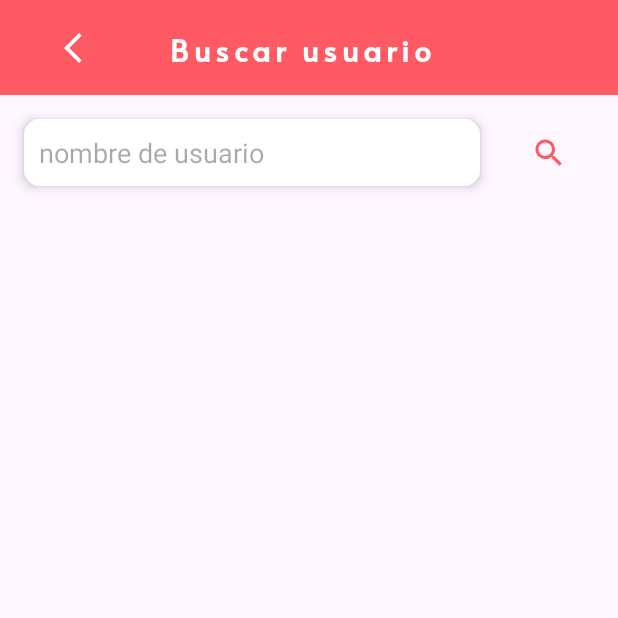
After one commit to M4n-Co/EasyChat, an Android app: the SearchUserActivity screen opened directly, with no data from a screen before it, on a phone screen of 412 x 824 dp, the top half of it. The commit adds this screen. Run offline under Robolectric (Android 15) with nearby library versions, the phone set to English and light mode, and no system bars; our stand-ins replace Firebase (no records; nobody signed in at launch, a user with empty details on screens opened directly).

Commit message:
Proceso de busquda de usuarios

```diff
--- a/app/build.gradle.kts
+++ b/app/build.gradle.kts
@@ -62,6 +62,9 @@ dependencies {
     implementation("com.google.firebase:firebase-auth-ktx")
     implementation("com.google.firebase:firebase-firestore-ktx")
 
+    //firebase ui
+    implementation("com.firebaseui:firebase-ui-firestore:8.0.2")
+
     //SplashScreen
     implementation("androidx.core:core-splashscreen:1.1.0-alpha02")
 
--- /dev/null
+++ b/app/src/main/java/com/example/easychat/searchUser/SearchUserActivity.kt
@@ -0,0 +1,71 @@
+package com.example.easychat.searchUser
+
+import androidx.appcompat.app.AppCompatActivity
+import android.os.Bundle
+import androidx.core.widget.doAfterTextChanged
+import androidx.recyclerview.widget.LinearLayoutManager
+import com.example.easychat.databinding.ActivitySearchUserBinding
+import com.example.easychat.model.UserModel
+import com.example.easychat.searchUser.adapterAndHolder.SearchUserAdapter
+import com.example.easychat.utils.FirebaseUtil
+import com.firebase.ui.firestore.FirestoreRecyclerOptions
+import com.google.firebase.firestore.Query
+
+class SearchUserActivity : AppCompatActivity() {
+
+    private lateinit var binding : ActivitySearchUserBinding
+
+    private lateinit var adapter: SearchUserAdapter
+
+    override fun onCreate(savedInstanceState: Bundle?) {
+        super.onCreate(savedInstanceState)
+        binding = ActivitySearchUserBinding.inflate(layoutInflater)
+        setContentView(binding.root)
+
+        initUI()
+    }
+
+    private fun initUI() {
+        binding.etSearchUser.requestFocus()
+        initListeners()
+        initTextChanges()
+    }
+
+    private fun initTextChanges() {
+        binding.etSearchUser.doAfterTextChanged {
+            binding.etSearchUser.error = null
+        }
+    }
+
+    private fun initListeners() {
+        binding.ibtnBack.setOnClickListener {
+            onBackPressedDispatcher.onBackPressed()
+        }
+
+        binding.iBtnSearch.setOnClickListener {
+            val username = binding.etSearchUser.text.toString().trim()
+
+            if (username.isNotEmpty() && username.length >= 5){
+                setupSearchRecyclerView(username)
+            }else{
+                binding.etSearchUser.error = "Nombre invalido"
+            }
+        }
+    }
+
+    private fun setupSearchRecyclerView(username: String) {
+
+        val query : Query = FirebaseUtil().allUserCollectionReference()
+            .whereGreaterThanOrEqualTo("username", username)
+
+        val options = FirestoreRecyclerOptions.Builder<UserModel>()
+            .setQuery(query, UserModel::class.java).build()
+
+        adapter = SearchUserAdapter(options)
+
+        binding.rvSearchUsers.layoutManager = LinearLayoutManager(this)
+        binding.rvSearchUsers.adapter = adapter
+        adapter.startListening()
+    }
+
+}
--- /dev/null
+++ b/app/src/main/res/drawable/ic_back.xml
@@ -0,0 +1,5 @@
+<vector android:height="24dp" android:tint="#FFFFFF"
+    android:viewportHeight="24" android:viewportWidth="24"
+    android:width="24dp" xmlns:android="http://schemas.android.com/apk/res/android">
+    <path android:fillColor="@android:color/white" android:pathData="M17.77,3.77l-1.77,-1.77l-10,10l10,10l1.77,-1.77l-8.23,-8.23z"/>
+</vector>
--- a/app/src/main/res/layout/activity_home.xml
+++ b/app/src/main/res/layout/activity_home.xml
@@ -28,6 +28,7 @@
             app:layout_constraintStart_toStartOf="parent"/>
 
         <ImageButton
+            android:id="@+id/iBtnSearch"
             android:layout_width="65dp"
             android:layout_height="0dp"
             android:layout_marginEnd="16dp"
--- /dev/null
+++ b/app/src/main/res/layout/activity_search_user.xml
@@ -0,0 +1,82 @@
+<?xml version="1.0" encoding="utf-8"?>
+<androidx.constraintlayout.widget.ConstraintLayout xmlns:android="http://schemas.android.com/apk/res/android"
+    xmlns:app="http://schemas.android.com/apk/res-auto"
+    xmlns:tools="http://schemas.android.com/tools"
+    android:layout_width="match_parent"
+    android:layout_height="match_parent"
+    tools:context=".searchUser.SearchUserActivity">
+
+    <androidx.constraintlayout.widget.ConstraintLayout
+        android:id="@+id/tbTitle"
+        android:layout_width="match_parent"
+        android:layout_height="wrap_content"
+        android:background="@color/primary"
+        app:layout_constraintTop_toTopOf="parent"
+        app:layout_constraintStart_toStartOf="parent"
+        app:layout_constraintEnd_toEndOf="parent">
+
+        <TextView
+            android:id="@+id/tvTitle"
+            android:layout_width="wrap_content"
+            android:layout_height="wrap_content"
+            android:layout_marginStart="16dp"
+            android:padding="16dp"
+            android:text="Buscar usuario"
+            android:textAppearance="@style/h6"
+            android:textColor="@color/white"
+            app:layout_constraintStart_toEndOf="@+id/ibtnBack"
+            app:layout_constraintTop_toTopOf="parent" />
+
+        <ImageButton
+            android:id="@+id/ibtnBack"
+            android:layout_width="65dp"
+            android:layout_height="0dp"
+            android:layout_marginStart="16dp"
+            android:background="?attr/selectableItemBackgroundBorderless"
+            android:contentDescription="@null"
+            android:src="@drawable/ic_back"
+            app:layout_constraintBottom_toBottomOf="@id/tvTitle"
+            app:layout_constraintStart_toStartOf="parent"
+            app:layout_constraintTop_toTopOf="@id/tvTitle" />
+    </androidx.constraintlayout.widget.ConstraintLayout>
+
+    <EditText
+        android:id="@+id/etSearchUser"
+        android:layout_width="0dp"
+        android:layout_height="wrap_content"
+        android:layout_marginStart="16dp"
+        android:layout_marginTop="16dp"
+        android:layout_marginEnd="16dp"
+        android:background="@drawable/edit_text_rounded"
+        android:hint="nombre de usuario"
+        android:padding="10dp"
+        android:elevation="5dp"
+        app:layout_constraintEnd_toStartOf="@id/iBtnSearch"
+        app:layout_constraintStart_toStartOf="parent"
+        app:layout_constraintTop_toBottomOf="@id/tbTitle" />
+
+    <ImageButton
+        android:id="@+id/iBtnSearch"
+        android:layout_width="60dp"
+        android:layout_height="0dp"
+        android:layout_marginEnd="16dp"
+        android:background="?attr/selectableItemBackgroundBorderless"
+        android:contentDescription="@null"
+        android:src="@drawable/ic_search"
+        app:layout_constraintBottom_toBottomOf="@id/etSearchUser"
+        app:layout_constraintEnd_toEndOf="parent"
+        app:layout_constraintStart_toEndOf="@+id/etSearchUser"
+        app:layout_constraintTop_toTopOf="@id/etSearchUser"
+        app:tint="@color/primary"/>
+
+    <androidx.recyclerview.widget.RecyclerView
+        android:id="@+id/rvSearchUsers"
+        android:layout_width="0dp"
+        android:layout_height="0dp"
+        android:layout_margin="8dp"
+        app:layout_constraintTop_toBottomOf="@id/etSearchUser"
+        app:layout_constraintBottom_toBottomOf="parent"
+        app:layout_constraintStart_toStartOf="parent"
+        app:layout_constraintEnd_toEndOf="parent"/>
+
+</androidx.constraintlayout.widget.ConstraintLayout>
--- a/app/src/main/res/values/colors.xml
+++ b/app/src/main/res/values/colors.xml
@@ -7,6 +7,6 @@
     <color name="black">#FF000000</color>
     <color name="white">#FFFFFFFF</color>
 
-    <color name="off_white">#FDFDFD</color>
+    <color name="off_white">#FAFAFA</color>
     <color name="light_gray">#C3C3C3</color>
 </resources>
```
Also changed, not shown: app/src/main/AndroidManifest.xml (+6 -3 lines), app/src/main/java/com/example/easychat/home/activity/HomeActivity.kt (+10 -0 lines), app/src/main/java/com/example/easychat/login/fragments/UserNameFragment.kt (+5 -3 lines), app/src/main/java/com/example/easychat/login/model/UserModel.kt (deleted, +0 -11 lines), app/src/main/java/com/example/easychat/model/UserModel.kt (added, +11 -0 lines), app/src/main/java/com/example/easychat/searchUser/adapterAndHolder/SearchUserAdapter.kt (added, +22 -0 lines), app/src/main/java/com/example/easychat/searchUser/adapterAndHolder/SearchUserViewHolder.kt (added, +25 -0 lines), app/src/main/java/com/example/easychat/utils/FirebaseUtil.kt (+6 -1 lines), app/src/main/res/layout/item_user_to_search.xml (added, +40 -0 lines), app/src/main/res/layout/profile_pic_view.xml (added, +21 -0 lines).
